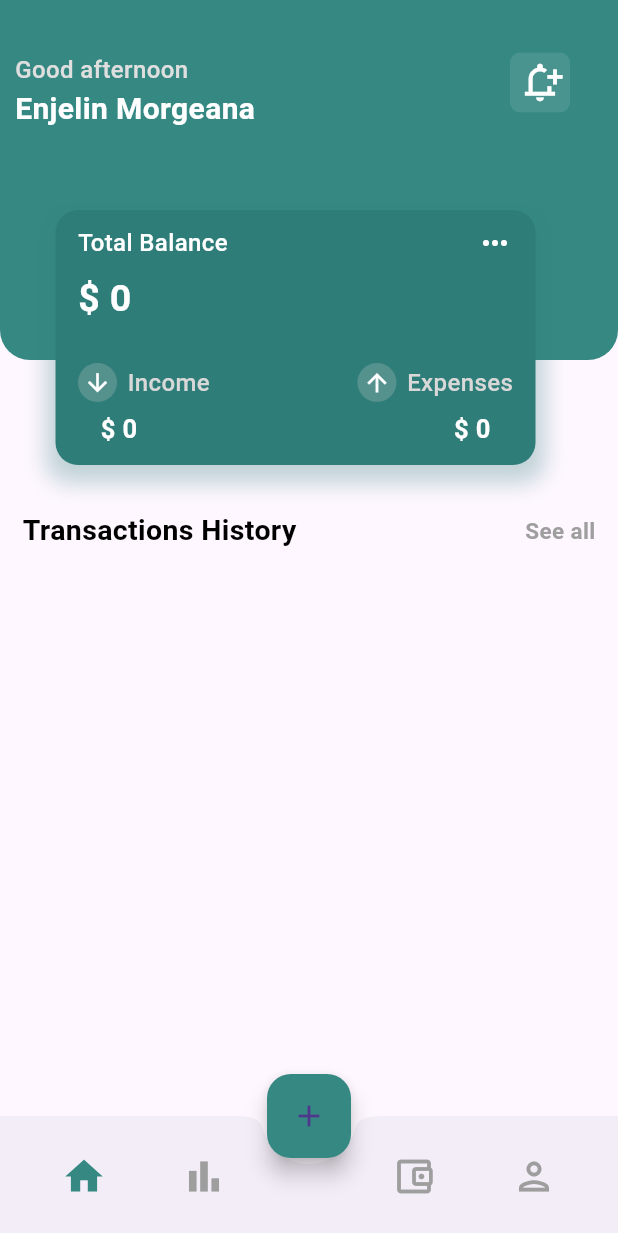
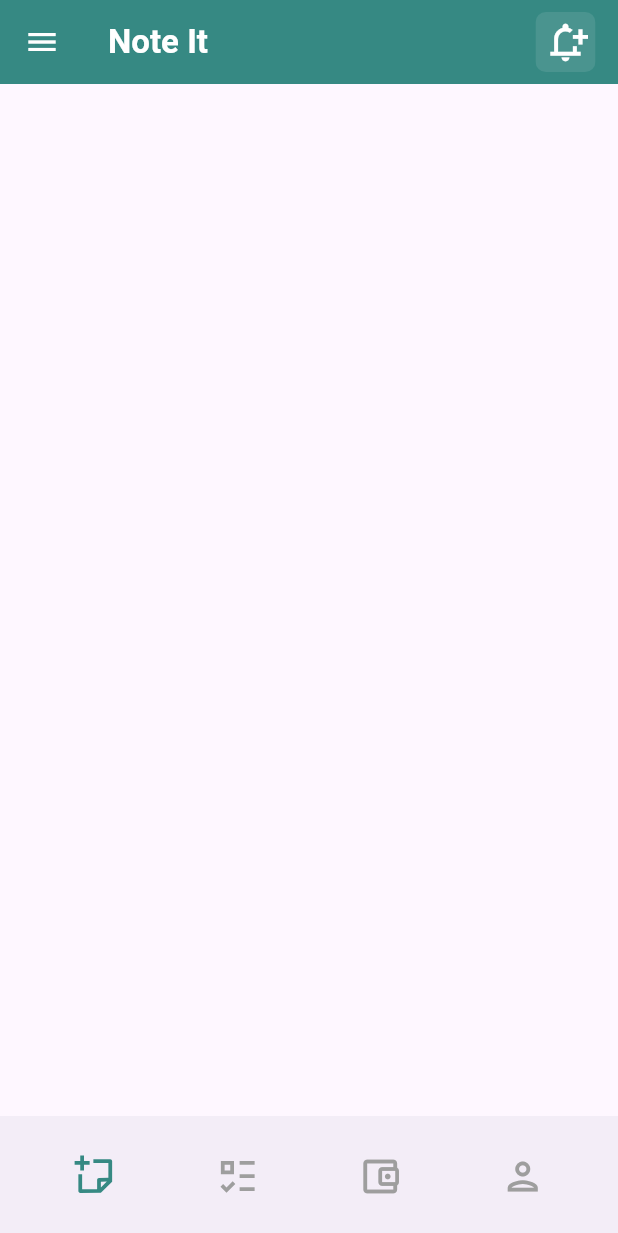
Before and after one commit to dhirajmishra98/NoteIt, a Flutter app: the screen it shows after launch, on a phone screen of 412 x 824 dp. Shown: the top 1233 px of the screen. Run offline on Flutter 3.47's test engine with Material 3 defaults, Android fonts, the phone set to English and light mode, and no system bars; our stand-ins replace gap, hive, hive_flutter, remixicon, syncfusion_flutter_charts; accounts and stored records are empty.

Commit message:
feature: organizing features in tabs

```diff
--- a/lib/Screens/home.dart
+++ b/lib/Screens/expense_tracking_screen.dart
@@ -1,18 +1,21 @@
 import 'package:flutter/material.dart';
+import 'package:gap/gap.dart';
 import 'package:hive/hive.dart';
 import 'package:hive_flutter/adapters.dart';
 
 import '../model/add_date.dart';
 import '../data/utlity.dart';
+import '../widgets/add_screen.dart';
 
-class Home extends StatefulWidget {
-  const Home({Key? key}) : super(key: key);
+class ExpenseTrackingScreen extends StatefulWidget {
+  static const String routeName = "/expense-tracking-screen";
+  const ExpenseTrackingScreen({Key? key}) : super(key: key);
 
   @override
-  State<Home> createState() => _HomeState();
+  State<ExpenseTrackingScreen> createState() => _ExpenseTrackingScreenState();
 }
 
-class _HomeState extends State<Home> {
+class _ExpenseTrackingScreenState extends State<ExpenseTrackingScreen> {
   var history;
   final box = Hive.box<AddData>('data');
   final List<String> day = [
@@ -27,8 +30,15 @@ class _HomeState extends State<Home> {
   @override
   Widget build(BuildContext context) {
     return Scaffold(
-      body: SafeArea(
-          child: ValueListenableBuilder(
+      floatingActionButton: FloatingActionButton(
+        onPressed: () {
+          Navigator.of(context)
+              .push(MaterialPageRoute(builder: (context) => const AddScreen()));
+        },
+        backgroundColor: const Color(0xff368983),
+        child: const Icon(Icons.add),
+      ),
+      body: ValueListenableBuilder(
           valueListenable: box.listenable(),
           builder: (context, value, child) {
             return CustomScrollView(
@@ -36,9 +46,9 @@ class _HomeState extends State<Home> {
                 SliverToBoxAdapter(
                   child: SizedBox(height: 340, child: _head()),
                 ),
-                    SliverToBoxAdapter(
+                const SliverToBoxAdapter(
                   child: Padding(
-                        padding: const EdgeInsets.symmetric(horizontal: 15),
+                    padding: EdgeInsets.symmetric(horizontal: 15),
                     child: Row(
                       mainAxisAlignment: MainAxisAlignment.spaceBetween,
                       children: [
@@ -73,7 +83,7 @@ class _HomeState extends State<Home> {
                 )
               ],
             );
-              })),
+          }),
     );
   }
 
@@ -94,14 +104,14 @@ class _HomeState extends State<Home> {
       ),
       title: Text(
         history.name,
-        style: TextStyle(
+        style: const TextStyle(
           fontSize: 17,
           fontWeight: FontWeight.w600,
         ),
       ),
       subtitle: Text(
         '${day[history.datetime.weekday - 1]}  ${history.datetime.year}-${history.datetime.day}-${history.datetime.month}',
-        style: TextStyle(
+        style: const TextStyle(
           fontWeight: FontWeight.w600,
         ),
       ),
@@ -124,34 +134,17 @@ class _HomeState extends State<Home> {
             Container(
               width: double.infinity,
               height: 240,
-              decoration: BoxDecoration(
+              decoration: const BoxDecoration(
                 color: Color(0xff368983),
                 borderRadius: BorderRadius.only(
                   bottomLeft: Radius.circular(20),
                   bottomRight: Radius.circular(20),
                 ),
               ),
-              child: Stack(
+              child: const Stack(
                 children: [
-                  Positioned(
-                    top: 35,
-                    left: 340,
-                    child: ClipRRect(
-                      borderRadius: BorderRadius.circular(7),
-                      child: Container(
-                        height: 40,
-                        width: 40,
-                        color: Color.fromRGBO(250, 250, 250, 0.1),
-                        child: Icon(
-                          Icons.notification_add_outlined,
-                          size: 30,
-                          color: Colors.white,
-                        ),
-                      ),
-                    ),
-                  ),
                   Padding(
-                    padding: const EdgeInsets.only(top: 35, left: 10),
+                    padding: EdgeInsets.only(top: 35, left: 10),
                     child: Column(
                       crossAxisAlignment: CrossAxisAlignment.start,
                       children: [
@@ -180,13 +173,13 @@ class _HomeState extends State<Home> {
           ],
         ),
         Positioned(
-          top: 140,
-          left: 37,
+          top: 100,
+          left: MediaQuery.of(context).size.width * 0.1,
           child: Container(
             height: 170,
             width: 320,
             decoration: BoxDecoration(
-              boxShadow: [
+              boxShadow: const [
                 BoxShadow(
                   color: Color.fromRGBO(47, 125, 121, 0.3),
                   offset: Offset(0, 6),
@@ -194,14 +187,14 @@ class _HomeState extends State<Home> {
                   spreadRadius: 6,
                 ),
               ],
-              color: Color.fromARGB(255, 47, 125, 121),
+              color: const Color.fromARGB(255, 47, 125, 121),
               borderRadius: BorderRadius.circular(15),
             ),
             child: Column(
               children: [
-                SizedBox(height: 10),
-                Padding(
-                  padding: const EdgeInsets.symmetric(horizontal: 15),
+                const SizedBox(height: 10),
+                const Padding(
+                  padding: EdgeInsets.symmetric(horizontal: 15),
                   child: Row(
                     mainAxisAlignment: MainAxisAlignment.spaceBetween,
                     children: [
@@ -220,14 +213,14 @@ class _HomeState extends State<Home> {
                     ],
                   ),
                 ),
-                SizedBox(height: 7),
+                const SizedBox(height: 7),
                 Padding(
                   padding: const EdgeInsets.only(left: 15),
                   child: Row(
                     children: [
                       Text(
                         '\$ ${total()}',
-                        style: TextStyle(
+                        style: const TextStyle(
                           fontWeight: FontWeight.bold,
                           fontSize: 25,
                           color: Colors.white,
@@ -236,9 +229,9 @@ class _HomeState extends State<Home> {
                     ],
                   ),
                 ),
-                SizedBox(height: 25),
-                Padding(
-                  padding: const EdgeInsets.symmetric(horizontal: 15),
+                const SizedBox(height: 25),
+                const Padding(
+                  padding: EdgeInsets.symmetric(horizontal: 15),
                   child: Row(
                     mainAxisAlignment: MainAxisAlignment.spaceBetween,
                     children: [
@@ -289,7 +282,7 @@ class _HomeState extends State<Home> {
                     ],
                   ),
                 ),
-                SizedBox(height: 6),
+                const SizedBox(height: 6),
                 Padding(
                   padding: const EdgeInsets.symmetric(horizontal: 30),
                   child: Row(
@@ -297,7 +290,7 @@ class _HomeState extends State<Home> {
                     children: [
                       Text(
                         '\$ ${income()}',
-                        style: TextStyle(
+                        style: const TextStyle(
                           fontWeight: FontWeight.w600,
                           fontSize: 17,
                           color: Colors.white,
@@ -305,7 +298,7 @@ class _HomeState extends State<Home> {
                       ),
                       Text(
                         '\$ ${expenses()}',
-                        style: TextStyle(
+                        style: const TextStyle(
                           fontWeight: FontWeight.w600,
                           fontSize: 17,
                           color: Colors.white,
--- /dev/null
+++ b/lib/Screens/notes_screen.dart
@@ -0,0 +1,11 @@
+import 'package:flutter/material.dart';
+
+class NotesScreen extends StatelessWidget {
+  static const String routeName = "/notes-screen";
+  const NotesScreen({super.key});
+
+  @override
+  Widget build(BuildContext context) {
+    return Scaffold();
+  }
+}
--- a/lib/main.dart
+++ b/lib/main.dart
@@ -1,5 +1,6 @@
 import 'package:flutter/material.dart';
 import 'package:hive_flutter/hive_flutter.dart';
+import 'package:noteit/router.dart';
 
 import 'model/add_date.dart';
 import 'widgets/bottom_navigation_bar.dart';
@@ -16,9 +17,14 @@ class MyApp extends StatelessWidget {
 
   @override
   Widget build(BuildContext context) {
-    return const MaterialApp(
+    return MaterialApp(
+      title: 'Note It',
       debugShowCheckedModeBanner: false,
-      home: BottomNavBar(),
+      theme: ThemeData(
+        useMaterial3: true,
+      ),
+      onGenerateRoute: (settings) => generateRoute(settings),
+      home: const BottomNavBar(),
     );
   }
 }
--- a/lib/widgets/bottom_navigation_bar.dart
+++ b/lib/widgets/bottom_navigation_bar.dart
@@ -1,8 +1,13 @@
 import 'package:flutter/material.dart';
+import 'package:gap/gap.dart';
+import 'package:noteit/Screens/notes_screen.dart';
+import 'package:noteit/Screens/profile_screen.dart';
+import 'package:noteit/Screens/task_management_screen.dart';
+import 'package:remixicon/remixicon.dart';
 
-import '../Screens/add_screen.dart';
-import '../Screens/home.dart';
-import '../Screens/statistics.dart';
+import 'add_screen.dart';
+import '../Screens/expense_tracking_screen.dart';
+import 'statistics.dart';
 
 class BottomNavBar extends StatefulWidget {
   const BottomNavBar({Key? key}) : super(key: key);
@@ -13,24 +18,55 @@ class BottomNavBar extends StatefulWidget {
 
 class _BottomNavBarState extends State<BottomNavBar> {
   int indexColor = 0;
-  List screens = [const Home(), const Statistics(), const Home(), const Statistics()];
+  List screens = [
+    const NotesScreen(),
+    const TaskManagementScreen(),
+    const ExpenseTrackingScreen(),
+    const ProfileScreen()
+  ];
   @override
   Widget build(BuildContext context) {
     return Scaffold(
+      appBar: AppBar(
+        title: Text(
+          indexColor == 0
+              ? "Note It"
+              : indexColor == 1
+                  ? "Complete It"
+                  : indexColor == 2
+                      ? "Track It"
+                      : "Profile",
+          style:
+              const TextStyle(fontWeight: FontWeight.bold, color: Colors.white),
+        ),
+        leading: IconButton(
+          onPressed: () {},
+          icon: const Icon(
+            Icons.menu,
+            color: Colors.white,
+          ),
+        ),
+        actions: [
+          ClipRRect(
+            borderRadius: BorderRadius.circular(7),
+            child: Container(
+              height: 40,
+              width: 40,
+              color: const Color.fromRGBO(250, 250, 250, 0.1),
+              child: const Icon(
+                Icons.notification_add_outlined,
+                size: 30,
+                color: Colors.white,
+              ),
+            ),
+          ),
+          const Gap(15)
+        ],
+        backgroundColor: const Color(0xff368983),
+      ),
       body: screens[indexColor],
-      floatingActionButton: FloatingActionButton(
-        onPressed: () {
-          Navigator.of(context)
-              .push(MaterialPageRoute(builder: (context) => const AddScreen()));
-        },
-        backgroundColor: const Color(0xff368983),
-        child: const Icon(Icons.add),
-      ),
-      floatingActionButtonLocation: FloatingActionButtonLocation.centerDocked,
       bottomNavigationBar: BottomAppBar(
         shape: const CircularNotchedRectangle(),
-        child: Padding(
-          padding: const EdgeInsets.only(top: 7.5, bottom: 7.5),
         child: Row(
           mainAxisAlignment: MainAxisAlignment.spaceAround,
           children: [
@@ -41,7 +77,7 @@ class _BottomNavBarState extends State<BottomNavBar> {
                 });
               },
               child: Icon(
-                  Icons.home,
+                Remix.sticky_note_add_line,
                 size: 30,
                 color: indexColor == 0 ? const Color(0xff368983) : Colors.grey,
               ),
@@ -53,12 +89,11 @@ class _BottomNavBarState extends State<BottomNavBar> {
                 });
               },
               child: Icon(
-                  Icons.bar_chart_outlined,
+                Remix.list_check_3,
                 size: 30,
                 color: indexColor == 1 ? const Color(0xff368983) : Colors.grey,
               ),
             ),
-              const SizedBox(width: 10),
             GestureDetector(
               onTap: () {
                 setState(() {
@@ -67,6 +102,7 @@ class _BottomNavBarState extends State<BottomNavBar> {
               },
               child: Icon(
                 Icons.account_balance_wallet_outlined,
+                // Icons.bar_chart_outlined,
                 size: 30,
                 color: indexColor == 2 ? const Color(0xff368983) : Colors.grey,
               ),
@@ -86,7 +122,6 @@ class _BottomNavBarState extends State<BottomNavBar> {
           ],
         ),
       ),
-      ),
     );
   }
 }
--- a/lib/Screens/statistics.dart
+++ b/lib/widgets/statistics.dart
@@ -2,7 +2,7 @@ import 'package:flutter/material.dart';
 
 import '../model/add_date.dart';
 import '../data/utlity.dart';
-import '../widgets/chart.dart';
+import 'chart.dart';
 
 class Statistics extends StatefulWidget {
   const Statistics({Key? key}) : super(key: key);
--- a/pubspec.yaml
+++ b/pubspec.yaml
@@ -40,6 +40,8 @@ dependencies:
   syncfusion_flutter_charts: ^26.2.5+1
   hive_flutter: ^1.1.0
   intl: ^0.19.0
+  gap: ^3.0.1
+  remixicon: ^1.2.0
 
 dev_dependencies:
   flutter_test:
```
Also changed, not shown: lib/Screens/profile_screen.dart (added, +81 -0 lines), lib/Screens/task_management_screen.dart (added, +26 -0 lines), lib/data/quotes.dart (added, +74 -0 lines), lib/router.dart (added, +39 -0 lines), lib/widgets/add_screen.dart (renamed from lib/Screens/add_screen.dart), pubspec.lock. Lines whose indentation alone changed are shown as unchanged.
